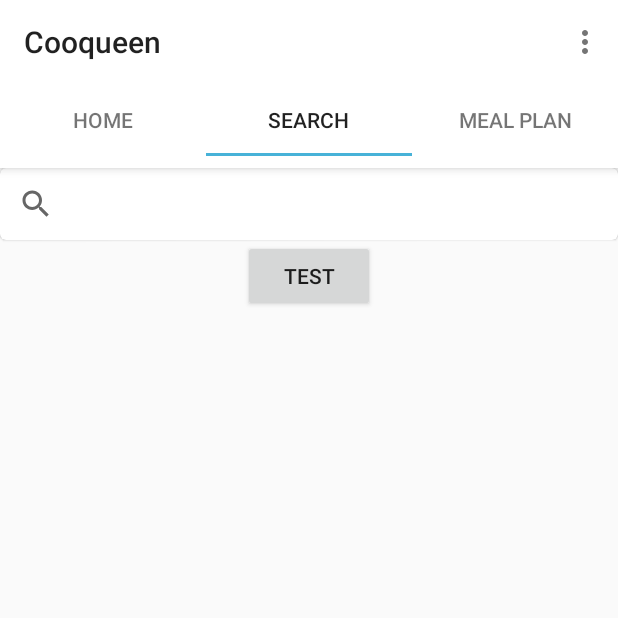
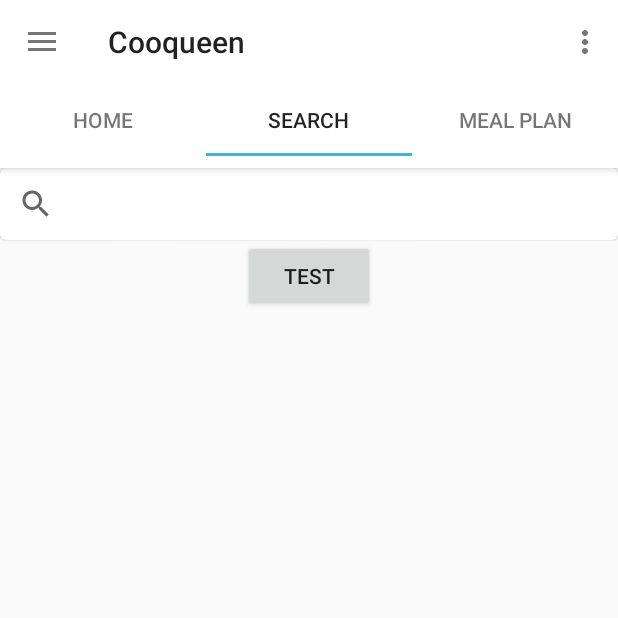
Before and after one commit to alifmufthi91/PKMCooking, an Android app: the screen it shows after launch (MainActivity), tab 2 chosen, on a phone screen of 412 x 824 dp, the top half of it. Run offline under Robolectric (Android 15) with nearby library versions, the phone set to English and light mode, and no system bars; our stand-ins replace ButterKnife, Picasso; libraries missing offline, so code that uses them is left out: org.parceler; pictures from the network do not load.

Commit message:
+ Navbar

```diff
--- a/app/src/main/java/com/example/kienz/cooqueen/ui/MainActivity.java
+++ b/app/src/main/java/com/example/kienz/cooqueen/ui/MainActivity.java
@@ -3,25 +3,23 @@ package com.example.kienz.cooqueen.ui;
 
 import android.net.Uri;
 import android.os.Bundle;
+import android.support.design.widget.NavigationView;
 import android.support.design.widget.TabLayout;
+import android.support.v4.view.GravityCompat;
 import android.support.v4.view.ViewPager;
+import android.support.v4.widget.DrawerLayout;
+import android.support.v7.app.ActionBarDrawerToggle;
 import android.support.v7.app.AppCompatActivity;
 import android.support.v7.widget.Toolbar;
-import android.util.Log;
 import android.view.Menu;
 import android.view.MenuItem;
+
 import com.example.kienz.cooqueen.R;
 import com.example.kienz.cooqueen.adapter.MyPagerAdapter;
-import java.io.IOException;
-import java.util.ArrayList;
+
 import butterknife.ButterKnife;
-import model.Recipe;
-import okhttp3.Call;
-import okhttp3.Callback;
-import okhttp3.Response;
-import services.FoodService;
 
-public class MainActivity extends AppCompatActivity implements tab1.OnFragmentInteractionListener,tab2.OnFragmentInteractionListener,tab3.OnFragmentInteractionListener {
+public class MainActivity extends AppCompatActivity implements tab1.OnFragmentInteractionListener,tab2.OnFragmentInteractionListener,tab3.OnFragmentInteractionListener, NavigationView.OnNavigationItemSelectedListener {
 
     //      =========ALIF
 //    public ArrayList<Recipe> mRecipes = new ArrayList<>();
@@ -32,16 +30,6 @@ public class MainActivity extends AppCompatActivity implements tab1.OnFragmentIn
     @Override
     protected void onCreate(Bundle savedInstanceState) {
         super.onCreate(savedInstanceState);
-        init();
-
-//        ================================
-//        getRecipes("flour", "chicken");
-//        ================================
-
-
-    }
-
-    private void init(){
         setContentView(R.layout.activity_main);
         ButterKnife.bind(this);
         Toolbar toolbar = (Toolbar) findViewById(R.id.toolbar);
@@ -51,7 +39,31 @@ public class MainActivity extends AppCompatActivity implements tab1.OnFragmentIn
         viewPager.setAdapter(myPagerAdapter);
         TabLayout tabLayout = (TabLayout) findViewById(R.id.tablayout);
         tabLayout.setupWithViewPager(viewPager);
+
+//        ================================
+//        getRecipes("flour", "chicken");
+//        ================================
+        DrawerLayout drawer = (DrawerLayout) findViewById(R.id.drawer_layout);
+        ActionBarDrawerToggle toggle = new ActionBarDrawerToggle(
+                this, drawer, toolbar, R.string.navigation_drawer_open, R.string.navigation_drawer_close);
+        drawer.addDrawerListener(toggle);
+        toggle.syncState();
+
+        NavigationView navigationView = (NavigationView) findViewById(R.id.nav_view);
+        navigationView.setNavigationItemSelectedListener(this);
+
     }
+
+    @Override
+    public void onBackPressed() {
+        DrawerLayout drawer = (DrawerLayout) findViewById(R.id.drawer_layout);
+        if (drawer.isDrawerOpen(GravityCompat.START)) {
+            drawer.closeDrawer(GravityCompat.START);
+        } else {
+            super.onBackPressed();
+        }
+    }
+
 
 //    private void getRecipes(String ingredient1, String ingredient2) {
 //        final FoodService foodService = new FoodService();
@@ -96,6 +108,31 @@ public class MainActivity extends AppCompatActivity implements tab1.OnFragmentIn
             default:
                 return super.onOptionsItemSelected(item);
         }
+    }
+
+    @SuppressWarnings("StatementWithEmptyBody")
+    @Override
+    public boolean onNavigationItemSelected(MenuItem item) {
+        // Handle navigation view item clicks here.
+        int id = item.getItemId();
+
+        if (id == R.id.nav_camera) {
+            // Handle the camera action
+        } else if (id == R.id.nav_gallery) {
+
+        } else if (id == R.id.nav_slideshow) {
+
+        } else if (id == R.id.nav_manage) {
+
+        } else if (id == R.id.nav_share) {
+
+        } else if (id == R.id.nav_send) {
+
+        }
+
+        DrawerLayout drawer = (DrawerLayout) findViewById(R.id.drawer_layout);
+        drawer.closeDrawer(GravityCompat.START);
+        return true;
     }
 }
 
--- a/app/src/main/res/layout/activity_main.xml
+++ b/app/src/main/res/layout/activity_main.xml
@@ -1,42 +1,25 @@
 <?xml version="1.0" encoding="utf-8"?>
-<LinearLayout
-    xmlns:android="http://schemas.android.com/apk/res/android"
+<android.support.v4.widget.DrawerLayout xmlns:android="http://schemas.android.com/apk/res/android"
     xmlns:app="http://schemas.android.com/apk/res-auto"
     xmlns:tools="http://schemas.android.com/tools"
+    android:id="@+id/drawer_layout"
     android:layout_width="match_parent"
     android:layout_height="match_parent"
-    android:orientation="vertical"
-    tools:context=".ui.MainActivity">
+    android:fitsSystemWindows="true"
+    tools:openDrawer="start">
 
-    <android.support.v7.widget.Toolbar
-        android:id="@+id/toolbar"
+    <include
+        layout="@layout/app_main"
         android:layout_width="match_parent"
-        android:layout_height="wrap_content"
-        android:background="@color/colorPrimaryWhite"
-        android:minHeight="?attr/actionBarSize"
-        android:theme="@style/ThemeOverlay.AppCompat.Light"
-        app:popupTheme="@style/ThemeOverlay.AppCompat.Light"
-        android:translationZ="4dp">
+        android:layout_height="match_parent" />
 
-    </android.support.v7.widget.Toolbar>
+    <android.support.design.widget.NavigationView
+        android:id="@+id/nav_view"
+        android:layout_width="wrap_content"
+        android:layout_height="match_parent"
+        android:layout_gravity="start"
+        android:fitsSystemWindows="true"
+        app:headerLayout="@layout/nav_header"
+        app:menu="@menu/activity_main_menu" />
 
-    <android.support.design.widget.TabLayout
-        android:id="@+id/tablayout"
-        android:layout_width="match_parent"
-        android:layout_height="wrap_content"
-        android:background="@color/colorPrimaryWhite"
-        android:minHeight="?attr/actionBarSize"
-        android:theme="@style/ThemeOverlay.AppCompat.Light"
-        app:tabIndicatorColor="@color/colorPrimary"
-        android:translationZ="4dp">
-
-    </android.support.design.widget.TabLayout>
-
-    <android.support.v4.view.ViewPager
-        android:layout_width="match_parent"
-        android:layout_height="fill_parent"
-        android:id="@+id/pager">
-
-    </android.support.v4.view.ViewPager>
-
-</LinearLayout>
+</android.support.v4.widget.DrawerLayout>
--- /dev/null
+++ b/app/src/main/res/layout/app_main.xml
@@ -0,0 +1,42 @@
+<?xml version="1.0" encoding="utf-8"?>
+<LinearLayout
+    xmlns:android="http://schemas.android.com/apk/res/android"
+    xmlns:app="http://schemas.android.com/apk/res-auto"
+    xmlns:tools="http://schemas.android.com/tools"
+    android:layout_width="match_parent"
+    android:layout_height="match_parent"
+    android:orientation="vertical"
+    tools:context=".ui.MainActivity">
+
+    <android.support.v7.widget.Toolbar
+        android:id="@+id/toolbar"
+        android:layout_width="match_parent"
+        android:layout_height="wrap_content"
+        android:background="@color/colorPrimaryWhite"
+        android:minHeight="?attr/actionBarSize"
+        android:theme="@style/ThemeOverlay.AppCompat.Light"
+        app:popupTheme="@style/ThemeOverlay.AppCompat.Light"
+        android:translationZ="4dp">
+
+    </android.support.v7.widget.Toolbar>
+
+    <android.support.design.widget.TabLayout
+        android:id="@+id/tablayout"
+        android:layout_width="match_parent"
+        android:layout_height="wrap_content"
+        android:background="@color/colorPrimaryWhite"
+        android:minHeight="?attr/actionBarSize"
+        android:theme="@style/ThemeOverlay.AppCompat.Light"
+        app:tabIndicatorColor="@color/colorPrimary"
+        android:translationZ="4dp">
+
+    </android.support.design.widget.TabLayout>
+
+    <android.support.v4.view.ViewPager
+        android:layout_width="match_parent"
+        android:layout_height="fill_parent"
+        android:id="@+id/pager">
+
+    </android.support.v4.view.ViewPager>
+
+</LinearLayout>
--- /dev/null
+++ b/app/src/main/res/menu/activity_main_menu.xml
@@ -0,0 +1,38 @@
+<?xml version="1.0" encoding="utf-8"?>
+<menu xmlns:android="http://schemas.android.com/apk/res/android"
+    xmlns:tools="http://schemas.android.com/tools"
+    tools:showIn="navigation_view">
+
+    <group android:checkableBehavior="single">
+        <item
+            android:id="@+id/nav_camera"
+            android:icon="@drawable/ic_menu_camera"
+            android:title="Import" />
+        <item
+            android:id="@+id/nav_gallery"
+            android:icon="@drawable/ic_menu_gallery"
+            android:title="Gallery" />
+        <item
+            android:id="@+id/nav_slideshow"
+            android:icon="@drawable/ic_menu_slideshow"
+            android:title="Slideshow" />
+        <item
+            android:id="@+id/nav_manage"
+            android:icon="@drawable/ic_menu_manage"
+            android:title="Tools" />
+    </group>
+
+    <item android:title="Communicate">
+        <menu>
+            <item
+                android:id="@+id/nav_share"
+                android:icon="@drawable/ic_menu_share"
+                android:title="Share" />
+            <item
+                android:id="@+id/nav_send"
+                android:icon="@drawable/ic_menu_send"
+                android:title="Send" />
+        </menu>
+    </item>
+
+</menu>
```
Also changed, not shown: app/src/main/res/layout/nav_header.xml (added, +37 -0 lines).
